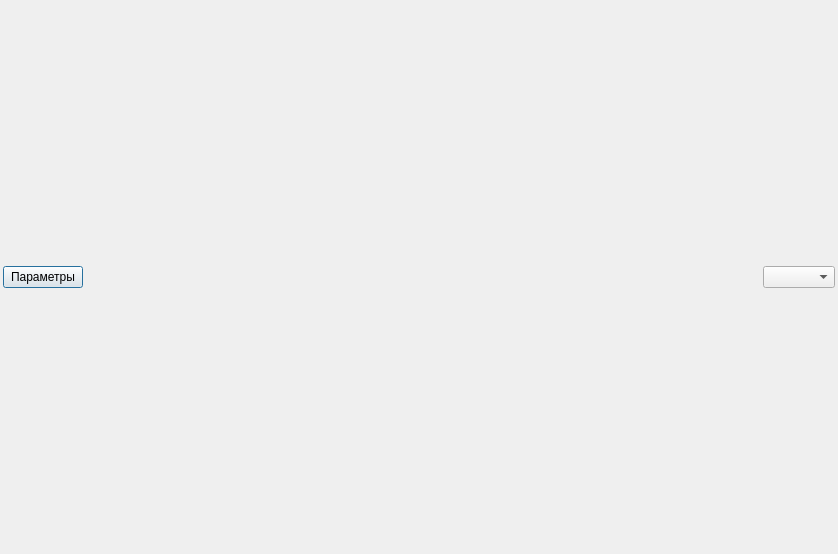
This is ui/graph_dialog.ui in irsural/clb_autocalibration as Qt 5 draws it before an edit. The edited form follows.
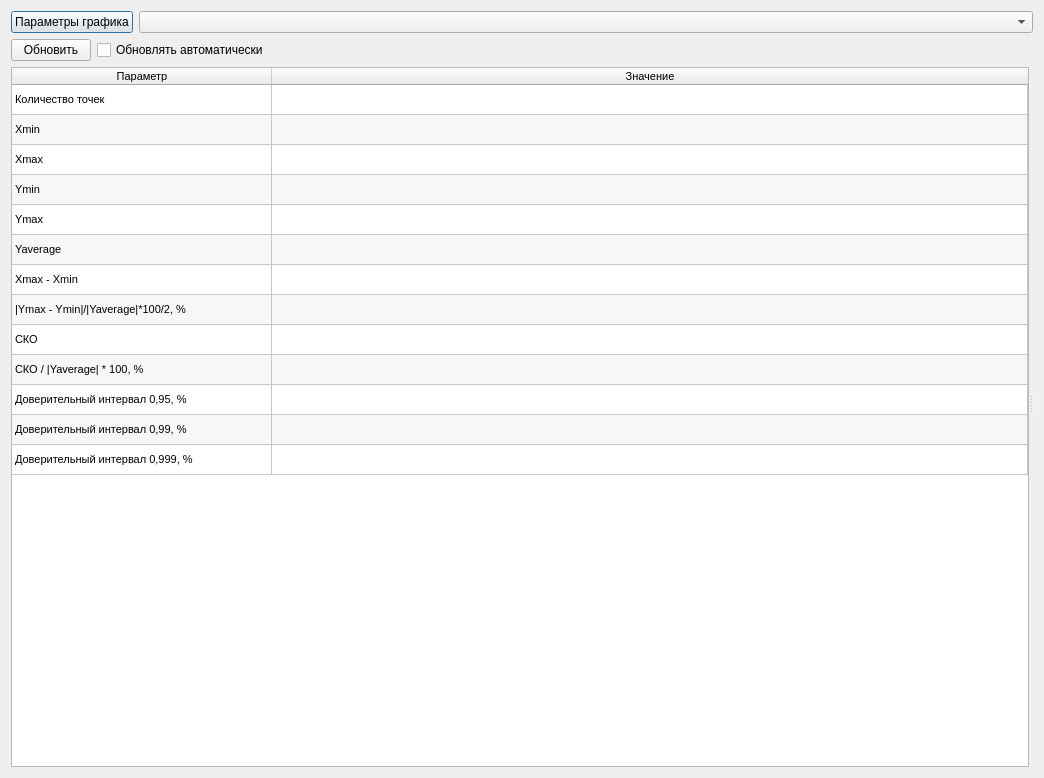
This is the edited form. Icons and pictures are not drawn.

```diff
--- a/ui/graph_dialog.ui
+++ b/ui/graph_dialog.ui
@@ -6,8 +6,8 @@
    <rect>
     <x>0</x>
     <y>0</y>
-    <width>838</width>
-    <height>554</height>
+    <width>1044</width>
+    <height>778</height>
    </rect>
   </property>
   <property name="windowTitle">
@@ -18,50 +18,252 @@
     <normaloff>:/icons/icons/graph_2.png</normaloff>:/icons/icons/graph_2.png</iconset>
   </property>
   <layout class="QVBoxLayout" name="verticalLayout">
-   <property name="spacing">
-    <number>0</number>
-   </property>
-   <property name="leftMargin">
-    <number>3</number>
-   </property>
-   <property name="topMargin">
-    <number>3</number>
-   </property>
-   <property name="rightMargin">
-    <number>3</number>
-   </property>
-   <property name="bottomMargin">
-    <number>3</number>
-   </property>
    <item>
     <layout class="QHBoxLayout" name="horizontalLayout">
+     <property name="leftMargin">
+      <number>0</number>
+     </property>
+     <property name="rightMargin">
+      <number>0</number>
+     </property>
      <item>
       <widget class="QPushButton" name="pushButton">
        <property name="text">
-        <string>Параметры</string>
+        <string>Параметры графика</string>
        </property>
       </widget>
      </item>
      <item>
-      <spacer name="horizontalSpacer">
-       <property name="orientation">
-        <enum>Qt::Horizontal</enum>
+      <widget class="QComboBox" name="graphs_combobox">
+       <property name="sizePolicy">
+        <sizepolicy hsizetype="Expanding" vsizetype="Fixed">
+         <horstretch>0</horstretch>
+         <verstretch>0</verstretch>
+        </sizepolicy>
        </property>
-       <property name="sizeHint" stdset="0">
-        <size>
-         <width>40</width>
-         <height>20</height>
-        </size>
-       </property>
-      </spacer>
-     </item>
-     <item>
-      <widget class="QComboBox" name="comboBox"/>
+      </widget>
      </item>
     </layout>
    </item>
    <item>
-    <layout class="QHBoxLayout" name="chart_layout"/>
+    <widget class="QSplitter" name="graph_dialog_splitter">
+     <property name="orientation">
+      <enum>Qt::Horizontal</enum>
+     </property>
+     <widget class="QWidget" name="parameters_widget" native="true">
+      <layout class="QVBoxLayout" name="verticalLayout_2">
+       <item>
+        <layout class="QHBoxLayout" name="horizontalLayout_2">
+         <item>
+          <widget class="QPushButton" name="update_pparameters_button">
+           <property name="sizePolicy">
+            <sizepolicy hsizetype="Fixed" vsizetype="Fixed">
+             <horstretch>0</horstretch>
+             <verstretch>0</verstretch>
+            </sizepolicy>
+           </property>
+           <property name="text">
+            <string>Обновить</string>
+           </property>
+          </widget>
+         </item>
+         <item>
+          <widget class="QCheckBox" name="auto_update_parameters_checkbox">
+           <property name="text">
+            <string>Обновлять автоматически</string>
+           </property>
+          </widget>
+         </item>
+        </layout>
+       </item>
+       <item>
+        <widget class="QTableWidget" name="parameters_table">
+         <property name="sizePolicy">
+          <sizepolicy hsizetype="Preferred" vsizetype="Expanding">
+           <horstretch>0</horstretch>
+           <verstretch>0</verstretch>
+          </sizepolicy>
+         </property>
+         <property name="font">
+          <font>
+           <pointsize>8</pointsize>
+          </font>
+         </property>
+         <property name="editTriggers">
+          <set>QAbstractItemView::NoEditTriggers</set>
+         </property>
+         <property name="alternatingRowColors">
+          <bool>true</bool>
+         </property>
+         <property name="wordWrap">
+          <bool>true</bool>
+         </property>
+         <attribute name="horizontalHeaderVisible">
+          <bool>true</bool>
+         </attribute>
+         <attribute name="horizontalHeaderDefaultSectionSize">
+          <number>260</number>
+         </attribute>
+         <attribute name="horizontalHeaderStretchLastSection">
+          <bool>true</bool>
+         </attribute>
+         <attribute name="verticalHeaderVisible">
+          <bool>false</bool>
+         </attribute>
+         <attribute name="verticalHeaderDefaultSectionSize">
+          <number>30</number>
+         </attribute>
+         <attribute name="verticalHeaderStretchLastSection">
+          <bool>false</bool>
+         </attribute>
+         <row>
+          <property name="text">
+           <string>0</string>
+          </property>
+         </row>
+         <row>
+          <property name="text">
+           <string>1</string>
+          </property>
+         </row>
+         <row>
+          <property name="text">
+           <string>2</string>
+          </property>
+         </row>
+         <row>
+          <property name="text">
+           <string>3</string>
+          </property>
+         </row>
+         <row>
+          <property name="text">
+           <string>4</string>
+          </property>
+         </row>
+         <row>
+          <property name="text">
+           <string>5</string>
+          </property>
+         </row>
+         <row>
+          <property name="text">
+           <string>6</string>
+          </property>
+         </row>
+         <row>
+          <property name="text">
+           <string>7</string>
+          </property>
+         </row>
+         <row>
+          <property name="text">
+           <string>8</string>
+          </property>
+         </row>
+         <row>
+          <property name="text">
+           <string>9</string>
+          </property>
+         </row>
+         <row>
+          <property name="text">
+           <string>10</string>
+          </property>
+         </row>
+         <row>
+          <property name="text">
+           <string>11</string>
+          </property>
+         </row>
+         <row>
+          <property name="text">
+           <string>12</string>
+          </property>
+         </row>
+         <column>
+          <property name="text">
+           <string>Параметр</string>
+          </property>
+         </column>
+         <column>
+          <property name="text">
+           <string>Значение</string>
+          </property>
+         </column>
+         <item row="0" column="0">
+          <property name="text">
+           <string>Количество точек</string>
+          </property>
+         </item>
+         <item row="1" column="0">
+          <property name="text">
+           <string>Xmin</string>
+          </property>
+         </item>
+         <item row="2" column="0">
+          <property name="text">
+           <string>Xmax</string>
+          </property>
+         </item>
+         <item row="3" column="0">
+          <property name="text">
+           <string>Ymin</string>
+          </property>
+         </item>
+         <item row="4" column="0">
+          <property name="text">
+           <string>Ymax</string>
+          </property>
+         </item>
+         <item row="5" column="0">
+          <property name="text">
+           <string>Yaverage</string>
+          </property>
+         </item>
+         <item row="6" column="0">
+          <property name="text">
+           <string>Xmax - Xmin</string>
+          </property>
+         </item>
+         <item row="7" column="0">
+          <property name="text">
+           <string>|Ymax - Ymin|/|Yaverage|*100/2, %</string>
+          </property>
+         </item>
+         <item row="8" column="0">
+          <property name="text">
+           <string>СКО</string>
+          </property>
+         </item>
+         <item row="9" column="0">
+          <property name="text">
+           <string>СКО / |Yaverage| * 100, %</string>
+          </property>
+         </item>
+         <item row="10" column="0">
+          <property name="text">
+           <string>Доверительный интервал 0,95, %</string>
+          </property>
+         </item>
+         <item row="11" column="0">
+          <property name="text">
+           <string>Доверительный интервал 0,99, %</string>
+          </property>
+         </item>
+         <item row="12" column="0">
+          <property name="text">
+           <string>Доверительный интервал 0,999, %</string>
+          </property>
+         </item>
+        </widget>
+       </item>
+      </layout>
+     </widget>
+     <widget class="QWidget" name="horizontalLayoutWidget_3">
+      <layout class="QHBoxLayout" name="chart_layout"/>
+     </widget>
+    </widget>
    </item>
   </layout>
  </widget>
```
Left out of the diff: 6 changed lines with no effect on the pictures.
